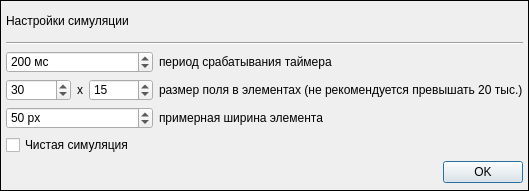
This is simulation_settings.ui in patrikeevairina/fire_simulation as Qt 5 draws it before an edit. The edited form follows.
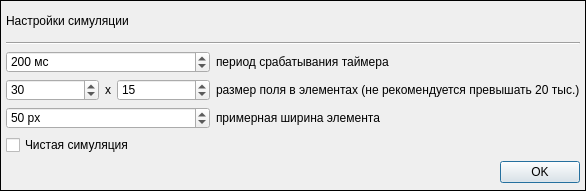
This is the edited form. Icons and pictures are not drawn.

Patch:
```diff
--- a/simulation_settings.ui
+++ b/simulation_settings.ui
@@ -6,7 +6,7 @@
    <rect>
     <x>0</x>
     <y>0</y>
-    <width>529</width>
+    <width>586</width>
     <height>191</height>
    </rect>
   </property>
```
